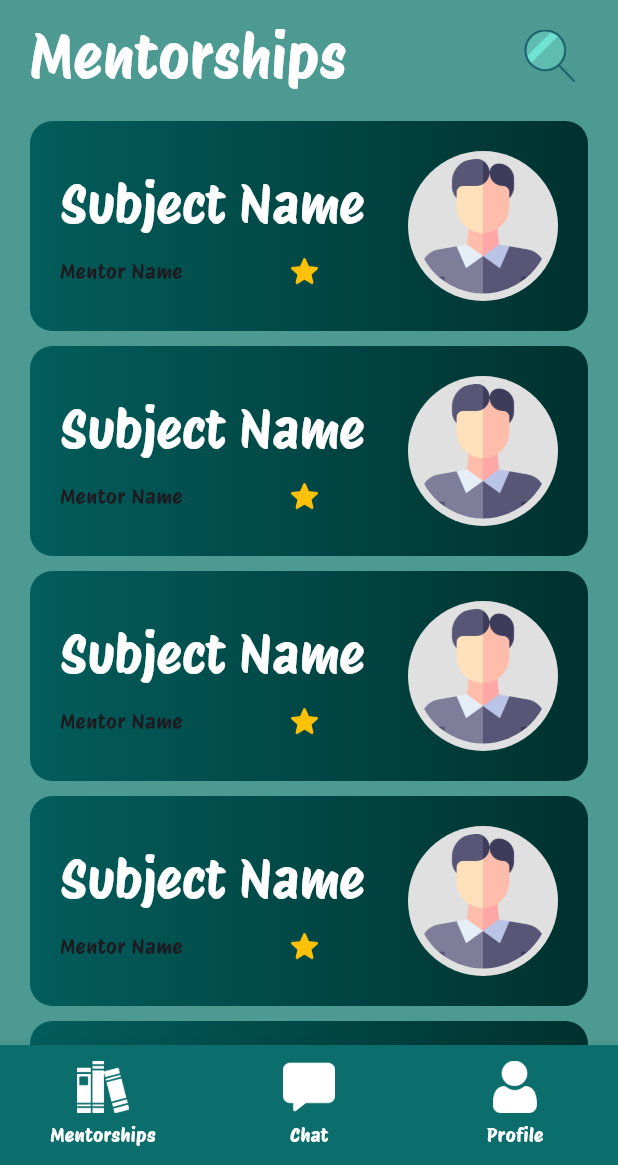
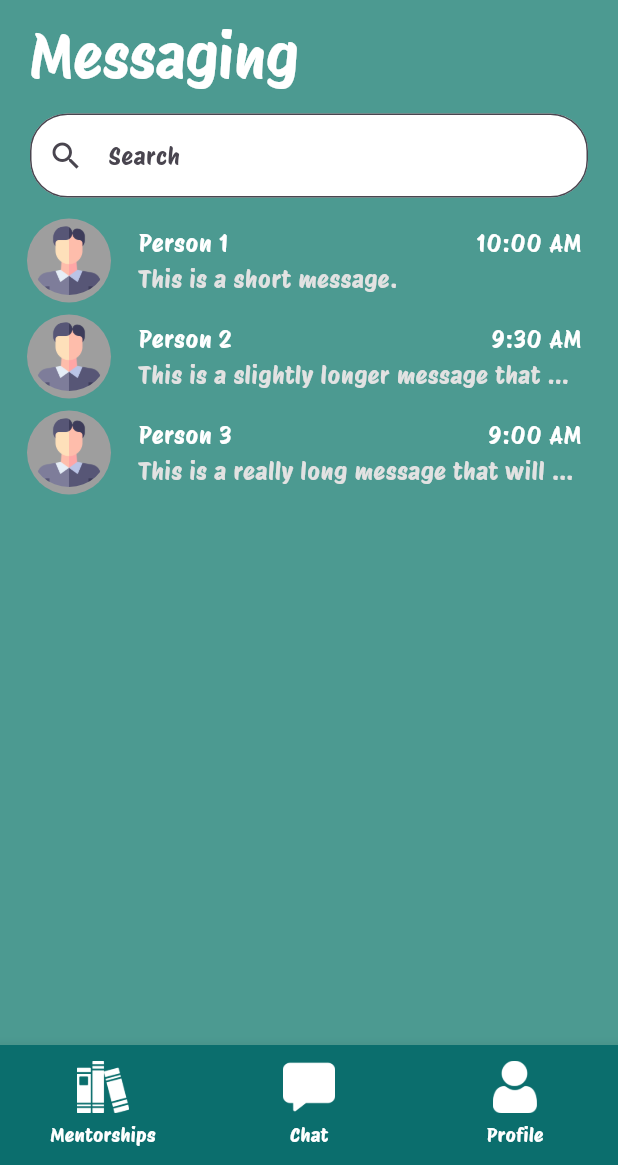
Before and after one commit to jaderaposa/mentor_shift, a Flutter app: the screen it shows after launch, on a phone screen of 412 x 824 dp, the part 71-1236 px from its top. Run offline on Flutter 3.47's test engine with Material 3 defaults, Android fonts, the phone set to English and light mode, and no system bars.

Commit message:
Add messaging functionality and UI components
messaging UI complete

```diff
--- a/lib/main.dart
+++ b/lib/main.dart
@@ -5,8 +5,9 @@ import 'package:mentor_shift/pages/role.dart';
 import 'package:mentor_shift/pages/register1.dart';
 import 'package:mentor_shift/pages/mentee_search.dart';
 import 'package:mentor_shift/pages/mentorships_screen.dart';
+import 'package:mentor_shift/pages/messaging.dart';
 
-void main() => runApp(MaterialApp(initialRoute: '/mentorships', routes: {
+void main() => runApp(MaterialApp(initialRoute: '/message', routes: {
       // '/': (context) => Loading(),
       '/login': (context) => const Login(),
       '/register': (context) => const Register(),
@@ -14,4 +15,6 @@ void main() => runApp(MaterialApp(initialRoute: '/mentorships', routes: {
       '/role': (context) => const Role(),
       '/menteehome': (context) => const MenteeSearch(),
       '/mentorships': (context) => const MentorshipsPage(),
+      '/message': (context) => const Messaging(),
+
     }));
--- a/lib/pages/mentorships_screen.dart
+++ b/lib/pages/mentorships_screen.dart
@@ -9,16 +9,26 @@ class MentorshipsPage extends StatefulWidget {
 }
 
 class _MentorshipsPageState extends State<MentorshipsPage> {
-  final List<String> mentorships = [
-    'Mentorship 1',
-    'Mentorship 2',
-    'Mentorship 3',
-    'Mentorship 4',
-    'Mentorship 5',
-    'Mentorship 6',
-    'Mentorship 7',
-    'Mentorship 8',
-    'Mentorship 9',
+  final List<Map<String, dynamic>> mentorships = [
+    {
+      'subject': 'Subject 1',
+      'mentor': 'Mentor 1',
+      'rating': 5,
+      'picture': 'images/icons/user_sample.png', // replace with your image path
+    },
+    {
+      'subject': 'Subject 2',
+      'mentor': 'Mentor 2',
+      'rating': 4,
+      'picture': 'images/icons/user_sample.png', // replace with your image path
+    },
+    {
+      'subject': 'Subject 3',
+      'mentor': 'Mentor 3',
+      'rating': 3,
+      'picture': 'images/icons/user_sample.png', // replace with your image path
+    },
+    //add more mentorships as needed
   ];
 
   @override
@@ -70,6 +80,7 @@ class _MentorshipsPageState extends State<MentorshipsPage> {
                   onPressed: () {
                     // handle the button press
                   },
+                  tooltip: 'Search Mentors',
                 ),
               ],
             ),
@@ -92,39 +103,46 @@ class _MentorshipsPageState extends State<MentorshipsPage> {
                   ),
                   child: Row(
                     children: [
-                       Expanded(
+                      Expanded(
                         child: Column(
                           crossAxisAlignment: CrossAxisAlignment.start,
                           children: [
-                            const Padding(
-                              padding: EdgeInsets.only(bottom: 10.0),
+                            Padding(
+                              padding: const EdgeInsets.only(bottom: 10.0),
                               child: Text(
-                                'Subject Name', // replace with your subject name
-                                style: TextStyle(
+                                mentorships[index]
+                                    ['subject'], // dynamic subject name
+                                style: const TextStyle(
                                   fontFamily: 'ProtestRiot',
                                   color: Colors.white,
                                   fontSize: 35.0,
-                                  // add other text styles as needed
                                 ),
                               ),
                             ),
                             Padding(
                               padding: const EdgeInsets.only(right: 60.0),
                               child: Row(
-                                mainAxisAlignment: MainAxisAlignment.spaceBetween,
+                                mainAxisAlignment:
+                                    MainAxisAlignment.spaceBetween,
                                 children: [
-                                  const Text(
-                                    'Mentor Name', // replace with your mentor name
-                                    style: TextStyle(
+                                  Text(
+                                    mentorships[index]
+                                        ['mentor'], // dynamic mentor name
+                                    style: const TextStyle(
                                       fontFamily: 'ProtestRiot',
-                                      // add other text styles as needed
+                                      color: Colors.white,
                                     ),
                                   ),
-                                  Image.asset(
-                                    'images/icons/star.png', // replace with the path to your custom star icon
-                                    height: 18, // adjust the size as needed
-                                    width: 18, // adjust the size as needed
-                                  ), // replace with your star rating widget
+                                  Row(
+                                    children: List.generate(
+                                      mentorships[index]['rating'],
+                                      (index) => Image.asset(
+                                        'images/icons/star.png', // replace with the path to your custom star icon
+                                        height: 18, // adjust the size as needed
+                                        width: 18, // adjust the size as needed
+                                      ),
+                                    ),
+                                  ),
                                 ],
                               ),
                             ),
@@ -132,20 +150,20 @@ class _MentorshipsPageState extends State<MentorshipsPage> {
                         ),
                       ),
                       Container(
-                        padding:
-                            const EdgeInsets.all(5), // adjust the padding as needed
+                        padding: const EdgeInsets.all(5),
                         decoration: const BoxDecoration(
                           shape: BoxShape.circle,
                           color: Color.fromARGB(255, 224, 224, 224),
                         ),
-                        width: 100.0, // adjust the size as needed
-                        height: 100.0, // adjust the size as needed
+                        width: 100.0,
+                        height: 100.0,
                         child: Container(
-                          decoration: const BoxDecoration(
+                          decoration: BoxDecoration(
                             shape: BoxShape.circle,
                             image: DecorationImage(
                               image: AssetImage(
-                                'images/icons/user_sample.png', // replace with your image path
+                                mentorships[index]
+                                    ['picture'], // dynamic picture
                               ),
                               fit: BoxFit.cover,
                             ),
--- /dev/null
+++ b/lib/pages/messaging.dart
@@ -0,0 +1,168 @@
+//dart basic structure import
+import 'package:flutter/material.dart';
+import 'package:mentor_shift/objects/bottomnav.dart';
+
+class Messaging extends StatefulWidget {
+  const Messaging({super.key});
+
+  @override
+  State<Messaging> createState() => _MessagingState();
+}
+
+class _MessagingState extends State<Messaging> {
+
+  final List<Map<String, dynamic>> messages = [
+  {
+    'name': 'Person 1',
+    'time': '10:00 AM',
+    'message': 'This is a short message.',
+  },
+  {
+    'name': 'Person 2',
+    'time': '9:30 AM',
+    'message': 'This is a slightly longer message that might get cut off.',
+  },
+  {
+    'name': 'Person 3',
+    'time': '9:00 AM',
+    'message': 'This is a really long message that will definitely get cut off because it just keeps going and going and going...',
+  },
+  // add more messages as needed
+];
+
+  @override
+  Widget build(BuildContext context) {
+    return Scaffold(
+      backgroundColor: const Color(0xFF4C9A91),
+      appBar: AppBar(
+        backgroundColor: const Color(0xFF4C9A91),
+        leading: IconButton(
+          icon: const Icon(
+            Icons.arrow_back,
+            color: Colors.white,
+          ), // replace with your custom back button
+          onPressed: () {
+            Navigator.of(context).pop();
+          },
+        ),
+        title: const Text(
+          'Mentee',
+          style: TextStyle(
+            color: Colors.white,
+            fontSize: 30.0,
+            fontFamily: 'ProtestRiot',
+          ),
+        ),
+        centerTitle: true,
+      ),
+      body: Column(
+        children: [
+          const Padding(
+            padding: EdgeInsets.fromLTRB(20, 0, 20, 10),
+            child: Row(
+              mainAxisAlignment: MainAxisAlignment.spaceBetween,
+              children: [
+                Text(
+                  'Messaging',
+                  style: TextStyle(
+                    color: Colors.white,
+                    fontSize: 40.0,
+                    fontFamily: 'ProtestRiot',
+                  ),
+                ),
+              ],
+            ),
+          ),
+          const Padding(
+            padding: EdgeInsets.fromLTRB(20, 0, 20, 10),
+            child: TextField(
+              decoration: InputDecoration(
+                hintText: 'Search',
+                labelStyle: TextStyle(
+                  fontFamily: 'ProtestRiot',
+                ),
+                prefixIcon: Padding(
+                  padding: EdgeInsets.symmetric(horizontal: 10.0),
+                  child: Icon(Icons.search),
+                ),
+                fillColor: Colors.white,
+                filled: true,
+                border: OutlineInputBorder(
+                  borderRadius: BorderRadius.all(Radius.circular(25.0)),
+                  borderSide: BorderSide(color: Colors.white),
+                ),
+              ),
+              style: TextStyle(
+                fontFamily: 'ProtestRiot',
+              ),
+            ),
+          ),
+          Expanded(
+            child: ListView.builder(
+              itemCount: messages.length,
+              itemBuilder: (BuildContext context, int index) {
+                return ListTile(
+                  leading: Container(
+                    width: 60.0, // adjust the size as needed
+                    height: 60.0, // adjust the size as needed
+                    decoration: const BoxDecoration(
+                      color: Colors.grey,
+                      shape: BoxShape.circle,
+                    ),
+                    child: Padding(
+                      padding: const EdgeInsets.all(5.0),
+                      child: ClipOval(
+                        child: Image.asset(
+                          'images/icons/user_sample.png', // replace with your image URL
+                          fit: BoxFit.contain,
+                        ),
+                      ),
+                    ),
+                  ),
+                  title: Column(
+                    crossAxisAlignment: CrossAxisAlignment.start,
+                    children: [
+                      Row(
+                        mainAxisAlignment: MainAxisAlignment.spaceBetween,
+                        children: [
+                          Text(
+                            messages[index]['name'],
+                            style: const TextStyle(
+                              fontFamily: 'ProtestRiot',
+                              color: Colors.white,
+                            ),
+                          ),
+                          Text(
+                            messages[index]['time'],
+                            style: const TextStyle(
+                              fontFamily: 'ProtestRiot',
+                              color: Colors.white,
+                            ),
+                          ),
+                        ],
+                      ),
+                      Text(
+                        messages[index]['message'],
+                        overflow: TextOverflow.ellipsis,
+                        style: const TextStyle(
+                          fontFamily: 'ProtestRiot',
+                          color: Color.fromARGB(255, 226, 226, 226),
+                        ),
+                      ),
+                    ],
+                  ),
+                );
+              },
+            ),
+          ),
+        ],
+      ),
+      bottomNavigationBar: CustomBottomNavigationBar(
+        currentIndex: 0, // set the currently selected item
+        onTap: (index) {
+          // handle the tap event
+        },
+      ),
+    );
+  }
+}
```
